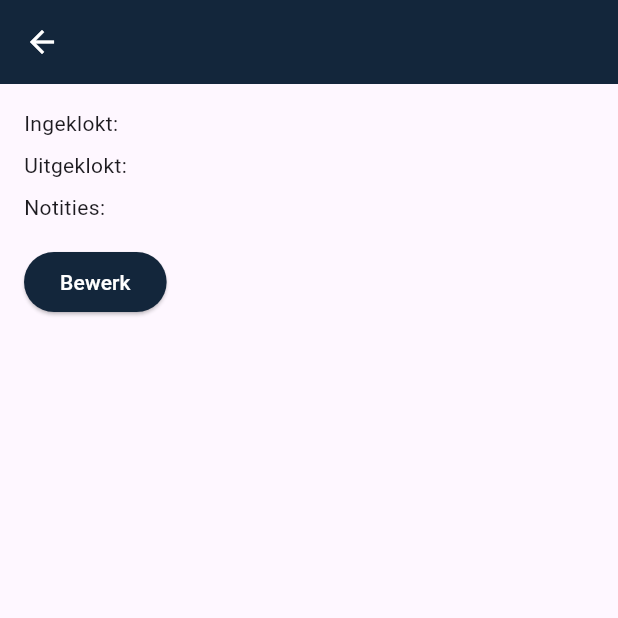
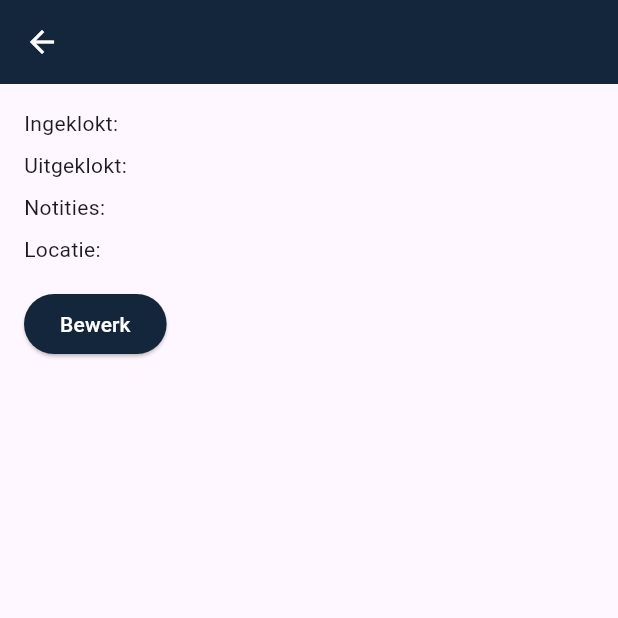
Before and after one commit to Strouwi-BV/buildbase_app_flutter, a Flutter app: the EventDetailsScreen screen opened directly with empty values, on a phone screen of 412 x 824 dp, the top half of it. Run offline on Flutter 3.47's test engine with Material 3 defaults, Android fonts, the light colour scheme and no system bars; our stand-ins replace calendar_view, flutter_local_notifications, geocoding, geolocator, go_router, location and 2 more; accounts and stored records are empty; network calls fail.

Commit message:
Added location tracking if you clockin

```diff
--- a/lib/main.dart
+++ b/lib/main.dart
@@ -5,13 +5,12 @@ import 'package:flutter_poc_reloaded/screens/event_details_screen.dart';
 import 'package:go_router/go_router.dart';
 import '/screens/calendar_screen.dart';
 import '/screens/clock_in_screen.dart';
-import '/screens/location_screen.dart';
 import '/screens/profile_screen.dart';
 import '/screens/home_screen.dart';
 import 'package:shared_preferences/shared_preferences.dart';
 
-
-final FlutterLocalNotificationsPlugin flutterLocalNotificationsPlugin = FlutterLocalNotificationsPlugin();
+final FlutterLocalNotificationsPlugin flutterLocalNotificationsPlugin =
+    FlutterLocalNotificationsPlugin();
 
 // Background notification service
 void startBackgroundService() async {
@@ -27,9 +26,8 @@ void startBackgroundService() async {
 void main() async {
   WidgetsFlutterBinding.ensureInitialized();
 
-  final AndroidInitializationSettings initializationSettingsAndroid = AndroidInitializationSettings(
-    '@mipmap/ic_launcher'
-  );
+  final AndroidInitializationSettings initializationSettingsAndroid =
+      AndroidInitializationSettings('@mipmap/ic_launcher');
 
   final DarwinInitializationSettings iosSettings = DarwinInitializationSettings(
     requestSoundPermission: true,
@@ -41,17 +39,18 @@ void main() async {
   );
 
   final InitializationSettings initializationSettings = InitializationSettings(
-    android: initializationSettingsAndroid,
-    iOS: iosSettings
-  );
+      android: initializationSettingsAndroid, iOS: iosSettings);
 
   // Configureer de notification action
   await flutterLocalNotificationsPlugin.initialize(
     initializationSettings,
-    onDidReceiveNotificationResponse: (NotificationResponse notificationResponse) async {
-      print('Received notification response: ${notificationResponse.actionId}, ${notificationResponse.payload}');
+    onDidReceiveNotificationResponse:
+        (NotificationResponse notificationResponse) async {
+      print(
+          'Received notification response: ${notificationResponse.actionId}, ${notificationResponse.payload}');
 
-      if (notificationResponse.actionId == 'CLOCK_OUT' || notificationResponse.payload == 'CLOCK_OUT') {
+      if (notificationResponse.actionId == 'CLOCK_OUT' ||
+          notificationResponse.payload == 'CLOCK_OUT') {
         // Uitklok actie
         print('Clock out via notification');
         if (ClockInScreen.instance != null) {
@@ -75,7 +74,8 @@ void main() async {
   );
 
   flutterLocalNotificationsPlugin
-      .resolvePlatformSpecificImplementation<AndroidFlutterLocalNotificationsPlugin>()
+      .resolvePlatformSpecificImplementation<
+          AndroidFlutterLocalNotificationsPlugin>()
       ?.createNotificationChannel(channel);
 
   WidgetsFlutterBinding.ensureInitialized();
@@ -86,15 +86,14 @@ void main() async {
 }
 
 void _requestiOSPermissons() {
-    flutterLocalNotificationsPlugin
-      .resolvePlatformSpecificImplementation
-      <IOSFlutterLocalNotificationsPlugin>()
+  flutterLocalNotificationsPlugin
+      .resolvePlatformSpecificImplementation<IOSFlutterLocalNotificationsPlugin>()
       ?.requestPermissions(
-          alert: true,
-          badge: true,
-          sound: true,
+        alert: true,
+        badge: true,
+        sound: true,
       );
-  }
+}
 
 class MyApp extends StatelessWidget {
   @override
@@ -134,6 +133,7 @@ final GoRouter _router = GoRouter(
           clockInTime: extra['clockInTime'] as String,
           clockOutTime: extra['clockOutTime'] as String,
           noteText: extra['notes'] as String,
+          location: extra['location'] as String,
           onEditPressed: extra['onEditPressed'] as Function,
         );
       },
@@ -142,12 +142,6 @@ final GoRouter _router = GoRouter(
       path: '/clock-in',
       builder: (context, state) {
         return ClockInScreen();
-      },
-    ),
-    GoRoute(
-      path: '/location/:latitude/:longitude',
-      builder: (context, state) {
-        return LocationScreen();
       },
     ),
     GoRoute(
--- a/lib/screens/calendar_screen.dart
+++ b/lib/screens/calendar_screen.dart
@@ -2,9 +2,10 @@ import 'package:flutter/material.dart';
 import 'package:calendar_view/calendar_view.dart';
 import 'package:shared_preferences/shared_preferences.dart';
 import 'package:intl/intl.dart';
-import 'home_screen.dart' as custom_widgets;
-import 'EditClockInScreen.dart'; // Import aangepast
-import 'event_details_screen.dart';
+import 'package:geocoding/geocoding.dart';
+import '../screens/home_screen.dart' as custom_widgets;
+import '../screens/EditClockInScreen.dart'; // Import aangepast
+import '../screens/event_details_screen.dart';
 import 'package:go_router/go_router.dart';
 
 class CalendarScreen extends StatefulWidget {
@@ -320,6 +321,7 @@ class _CalendarScreenState extends State<CalendarScreen> {
     String clockInTime = 'Niet ingeklokt';
     String clockOutTime = 'Niet uitgeklokt';
     String noteText = '';
+    String location = '';
 
     List<String> clockInEvents =
         events.where((event) => event.startsWith('Ingeklokt:')).toList();
@@ -349,11 +351,14 @@ class _CalendarScreenState extends State<CalendarScreen> {
       clockOutTime = "Niet uitgeklokt";
     }
 
+    location = prefs.getString('currentLocation') ?? "Geen locatie beschikbaar";
+
     context.push('/event-details', extra: {
       'formattedDate': formattedDate,
       'clockInTime': clockInTime,
       'clockOutTime': clockOutTime,
       'notes': noteText,
+      'location': location,
       'onEditPressed': () async {
         final result = await context.push('/edit-clock-in', extra: {
           'date': event.date,
--- a/lib/screens/event_details_screen.dart
+++ b/lib/screens/event_details_screen.dart
@@ -7,6 +7,7 @@ class EventDetailsScreen extends StatelessWidget {
   final String clockOutTime;
   final String noteText;
   final Function onEditPressed;
+  final String location;
 
   const EventDetailsScreen({
     Key? key,
@@ -15,6 +16,7 @@ class EventDetailsScreen extends StatelessWidget {
     required this.clockOutTime,
     required this.noteText,
     required this.onEditPressed,
+    required this.location
   }) : super(key: key);
 
   @override
@@ -24,6 +26,10 @@ class EventDetailsScreen extends StatelessWidget {
         title: Text(formattedDate),
         backgroundColor: Color(0xff13263B),
         foregroundColor: Colors.white,
+        leading: IconButton(
+          icon: Icon(Icons.arrow_back),
+          onPressed: () => Navigator.of(context).pop(),
+        ),
       ),
       body: Padding(
         padding: const EdgeInsets.all(16.0),
@@ -35,6 +41,8 @@ class EventDetailsScreen extends StatelessWidget {
             Text('Uitgeklokt: $clockOutTime'),
             SizedBox(height: 8),
             Text('Notities: $noteText'),
+            SizedBox(height: 8),
+            Text('Locatie: $location'),
             SizedBox(height: 16),
             ElevatedButton(
               style: ElevatedButton.styleFrom(
--- a/pubspec.yaml
+++ b/pubspec.yaml
@@ -23,6 +23,7 @@ dependencies:
   location: ^8.0.0
   geolocator: ^10.1.0
   calendar_view: ^1.4.0
+  geocoding: ^2.1.1
 
 dev_dependencies:
   flutter_test:
```
Also changed, not shown: lib/screens/clock_in_screen.dart (+66 -12 lines), pubspec.lock, 1 other file.
